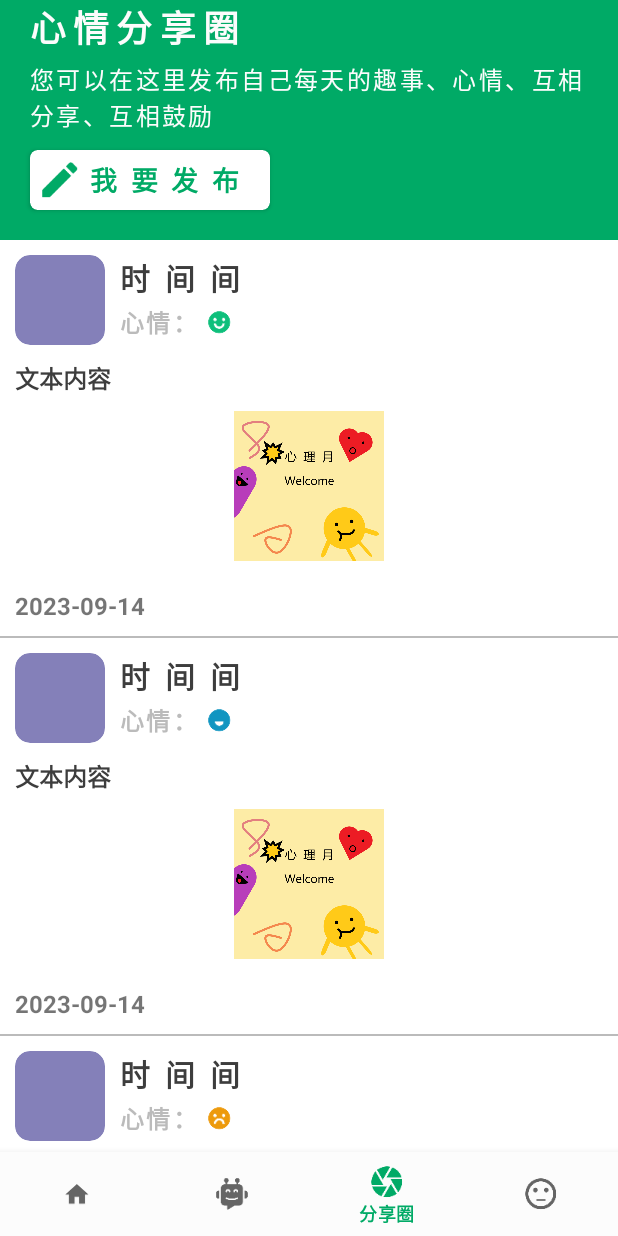
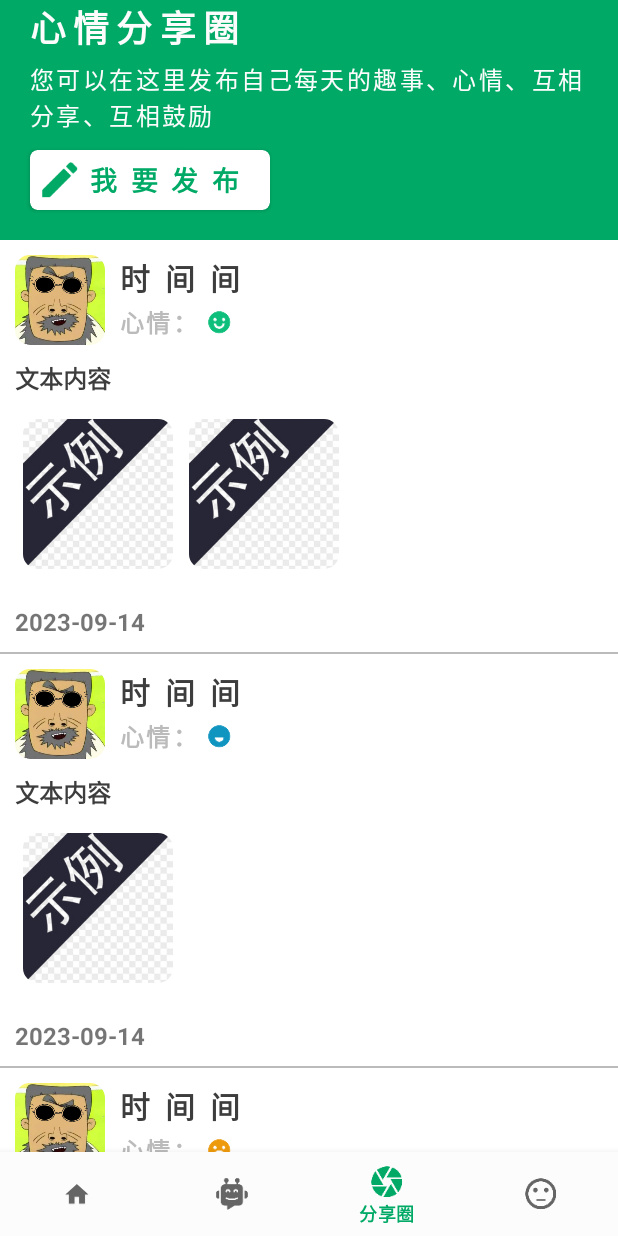
Before and after one commit to Tiriod/Mental, an Android app: the screen it shows after launch (MainActivity), item 3 of the bottom bar chosen, on a phone screen of 412 x 824 dp. Run offline under Robolectric (Android 15) with nearby library versions, the light colour scheme and no system bars.

Commit message:
Initial commit

```diff
--- /dev/null
+++ b/app/src/main/java/com/example/mental/Adapter/MultipleImageAdapter.java
@@ -0,0 +1,50 @@
+package com.example.mental.Adapter;
+
+import android.content.Context;
+import android.view.LayoutInflater;
+import android.view.View;
+import android.view.ViewGroup;
+import android.widget.ImageView;
+import androidx.annotation.NonNull;
+import androidx.recyclerview.widget.RecyclerView;
+import com.example.mental.R;
+
+import java.util.List;
+
+public class MultipleImageAdapter extends RecyclerView.Adapter<MultipleImageAdapter.MultipleImageViewHolder> {
+
+    private Context context;
+    private List<Integer> imageResIds; // 图片资源ID列表
+
+    public MultipleImageAdapter(Context context, List<Integer> imageResIds) {
+        this.context = context;
+        this.imageResIds = imageResIds;
+    }
+
+    @NonNull
+    @Override
+    public MultipleImageViewHolder onCreateViewHolder(@NonNull ViewGroup parent, int viewType) {
+        View view = LayoutInflater.from(context).inflate(R.layout.item_multipleimage, parent, false);
+        return new MultipleImageViewHolder(view);
+    }
+
+    @Override
+    public void onBindViewHolder(@NonNull MultipleImageViewHolder holder, int position) {
+        int imageResId = imageResIds.get(position);
+        holder.imageView.setImageResource(imageResId);
+    }
+
+    @Override
+    public int getItemCount() {
+        return imageResIds.size();
+    }
+
+    public static class MultipleImageViewHolder extends RecyclerView.ViewHolder {
+        ImageView imageView;
+
+        public MultipleImageViewHolder(@NonNull View itemView) {
+            super(itemView);
+            imageView = itemView.findViewById(R.id.multiple_image_view);
+        }
+    }
+}
--- a/app/src/main/java/com/example/mental/Adapter/ShareLoopAdapter.java
+++ b/app/src/main/java/com/example/mental/Adapter/ShareLoopAdapter.java
@@ -8,7 +8,7 @@ import android.widget.ImageView;
 import android.widget.TextView;
 
 import androidx.annotation.NonNull;
-import androidx.cardview.widget.CardView;
+import androidx.recyclerview.widget.LinearLayoutManager;
 import androidx.recyclerview.widget.RecyclerView;
 
 import com.example.mental.Definition.ShareLoopItem;
@@ -38,7 +38,7 @@ public class ShareLoopAdapter extends RecyclerView.Adapter<ShareLoopAdapter.Shar
         ShareLoopItem item = shareLoopItems.get(position);
 
         // 设置用户头像
-        holder.userAvatarCardView.setCardBackgroundColor(item.getUserAvatarResId());
+        holder.userAvatarCardView.setImageResource(item.getUserAvatarResId());
 
         // 设置用户名
         holder.usernameTextView.setText(item.getUsername());
@@ -49,11 +49,18 @@ public class ShareLoopAdapter extends RecyclerView.Adapter<ShareLoopAdapter.Shar
         // 设置富文本内容
         holder.textContentTextView.setText(item.getText());
 
-        // 设置图片
-        holder.contentImageView.setImageResource(item.getImageResId());
-
         // 设置发布时间
         holder.releaseTimeTextView.setText(item.getReleaseTime());
+
+        // 设置多张图片
+        MultipleImageAdapter imageAdapter = new MultipleImageAdapter(context, item.getImageResIds());
+        holder.contentImageView.setAdapter(imageAdapter);
+
+        // 设置布局管理器
+        LinearLayoutManager layoutManager = new LinearLayoutManager(context, LinearLayoutManager.HORIZONTAL, false);
+        holder.contentImageView.setLayoutManager(layoutManager);
+
+
     }
 
     @Override
@@ -62,11 +69,11 @@ public class ShareLoopAdapter extends RecyclerView.Adapter<ShareLoopAdapter.Shar
     }
 
     public static class ShareLoopViewHolder extends RecyclerView.ViewHolder {
-        CardView userAvatarCardView;
+        ImageView userAvatarCardView;
         TextView usernameTextView;
         ImageView userEmotionImageView;
         TextView textContentTextView;
-        ImageView contentImageView;
+        RecyclerView contentImageView; // 这里是一个 RecyclerView 用于显示多张图片
         TextView releaseTimeTextView;
 
         public ShareLoopViewHolder(@NonNull View itemView) {
@@ -75,7 +82,7 @@ public class ShareLoopAdapter extends RecyclerView.Adapter<ShareLoopAdapter.Shar
             usernameTextView = itemView.findViewById(R.id.card_shareLoop_username);
             userEmotionImageView = itemView.findViewById(R.id.card_shareLoop_userEmotion);
             textContentTextView = itemView.findViewById(R.id.card_shareLoop_text);
-            contentImageView = itemView.findViewById(R.id.card_shareLoop_image);
+            contentImageView = itemView.findViewById(R.id.card_shareLoop_imageList);
             releaseTimeTextView = itemView.findViewById(R.id.card_shareLoop_releaseTime);
         }
     }
--- a/app/src/main/java/com/example/mental/Definition/FunctionModule.java
+++ b/app/src/main/java/com/example/mental/Definition/FunctionModule.java
@@ -1,8 +1,8 @@
 package com.example.mental.Definition;
 
 public class FunctionModule {
-    private int iconResId;
-    private String moduleName;
+    private final int iconResId;
+    private final String moduleName;
 
     public FunctionModule(int iconResId, String moduleName) {
         this.iconResId = iconResId;
--- a/app/src/main/java/com/example/mental/Definition/ShareLoopItem.java
+++ b/app/src/main/java/com/example/mental/Definition/ShareLoopItem.java
@@ -1,19 +1,21 @@
 package com.example.mental.Definition;
+
+import java.util.List;
 
 public class ShareLoopItem {
     private int userAvatarResId;
     private String username;
     private int userEmotionResId;
     private String text;
-    private int imageResId;
+    private List<Integer> imageResIds; // 图片资源ID列表
     private String releaseTime;
 
-    public ShareLoopItem(int userAvatarResId, String username, int userEmotionResId, String text, int imageResId, String releaseTime) {
+    public ShareLoopItem(int userAvatarResId, String username, int userEmotionResId, String text, List<Integer> imageResIds, String releaseTime) {
         this.userAvatarResId = userAvatarResId;
         this.username = username;
         this.userEmotionResId = userEmotionResId;
         this.text = text;
-        this.imageResId = imageResId;
+        this.imageResIds = imageResIds;
         this.releaseTime = releaseTime;
     }
 
@@ -34,8 +36,8 @@ public class ShareLoopItem {
         return text;
     }
 
-    public int getImageResId() {
-        return imageResId;
+    public List<Integer> getImageResIds() {
+        return imageResIds;
     }
 
     public String getReleaseTime() {
--- a/app/src/main/java/com/example/mental/MainUI/HomeFragment.java
+++ b/app/src/main/java/com/example/mental/MainUI/HomeFragment.java
@@ -20,6 +20,7 @@ import com.example.mental.Adapter.BannerAdapter;
 import com.example.mental.Adapter.FunctionAdapter;
 import com.example.mental.Adapter.ModuleAdapter;
 import com.example.mental.Definition.ActivityItem;
+import com.example.mental.Definition.BannerItem;
 import com.example.mental.Definition.FunctionModule;
 import com.example.mental.FunctionUI.AnalyzeActivity;
 import com.example.mental.FunctionUI.FoodActivity;
@@ -38,13 +39,10 @@ import java.util.ArrayList;
 import java.util.Arrays;
 import java.util.List;
 
-import okhttp3.OkHttpClient;
-
 public class HomeFragment extends Fragment implements ModuleAdapter.OnModuleClickListener, FunctionAdapter.OnFunctionClickListener {
     //
     private ViewPager2 viewPager;
     private List<Integer> imageList;
-    private OkHttpClient client = new OkHttpClient();
 
     @Override
     public View onCreateView(LayoutInflater inflater, ViewGroup container, Bundle savedInstanceState) {
@@ -69,18 +67,39 @@ public class HomeFragment extends Fragment implements ModuleAdapter.OnModuleClic
         ModuleAdapter adapter = new ModuleAdapter(moduleNameList, moduleIntroduceList, this);
         horizontalRecyclerView.setAdapter(adapter);
 
+
         // 2.轮播图模块:初始化
         imageList = new ArrayList<>();
-        imageList.add(R.drawable.image_banner_1);
-        imageList.add(R.drawable.image_banner_2);
-        imageList.add(R.drawable.image_banner_3);
-        // 2.轮播图模块:
+        // 2.轮播图模块:初始化viewPager
         viewPager = view.findViewById(R.id.viewPager);
         BannerAdapter bannerAdapter = new BannerAdapter(imageList);
         viewPager.setAdapter(bannerAdapter);
-        // 2.轮播图模块:设置自动轮播
+
+        // 轮播图内容请求地址代码
+        String bannerApiUrl = "http://your_api_endpoint_for_banners";
+        // 使用API请求轮播图栏信息内容
+        ApiRequest.makeApiRequest(bannerApiUrl, new ApiRequest.ApiResponseListener() {
+            @SuppressLint("NotifyDataSetChanged")
+            @Override
+            public void onSuccess(String response) {
+                // 处理成功的响应
+                Log.d("API请求内容", response);
+                Gson gson = new Gson();
+                BannerItem[] bannerItems = gson.fromJson(response, BannerItem[].class);
+
+                // 清空现有的 imageList
+                imageList.clear();
+
+                // 将解析后的数据添加到 imageList 中
+                for (BannerItem item : bannerItems) {
+                    // 假设你的 BannerItem 类有一个获取图片资源 ID 的方法，例如 getBannerImageResourceId()
+                    imageList.add(item.getBannerImageResourceId());
+                }
+
+                // 通知适配器数据已更改，以便更新视图
+                bannerAdapter.notifyDataSetChanged();
+                // 设置自动轮播
                 if (!imageList.isEmpty()) {
-            // 在轮播图图片数据不为空时执行
                     final Handler handler = new Handler();
                     final Runnable runnable = new Runnable() {
                         @Override
@@ -92,6 +111,25 @@ public class HomeFragment extends Fragment implements ModuleAdapter.OnModuleClic
                     };
                     handler.postDelayed(runnable, 5000);
                 }
+            }
+
+            @SuppressLint("NotifyDataSetChanged")
+            @Override
+            public void onError(String error) {
+                // 处理错误的响应
+                Log.e("API请求内容", error);
+                // 在请求失败时，你可以使用默认图片或采取其他措施
+                // 清空现有的 imageList，使用默认图片
+                imageList.clear();
+                imageList.add(R.drawable.image_test_banner);
+                imageList.add(R.drawable.image_test_banner);
+                imageList.add(R.drawable.image_test_banner);
+                imageList.add(R.drawable.image_test_banner);
+                imageList.add(R.drawable.image_test_banner);
+                // 通知适配器数据已更改，以便更新视图
+                bannerAdapter.notifyDataSetChanged();
+            }
+        });
 
         // 3.子功能模块:初始化
         List<FunctionModule> functionModules = new ArrayList<>();
@@ -104,7 +142,6 @@ public class HomeFragment extends Fragment implements ModuleAdapter.OnModuleClic
 
         // 3.子功能模块:初始化
         RecyclerView functionRecyclerView = view.findViewById(R.id.functionRecyclerView);
-
         GridLayoutManager functionLayoutManager = new GridLayoutManager(requireContext(), 2);
         functionRecyclerView.setLayoutManager(functionLayoutManager);
         // 将点击监听器传递给 functionModuleAdapter
@@ -165,7 +202,6 @@ public class HomeFragment extends Fragment implements ModuleAdapter.OnModuleClic
         });
 
 
-
         // 最终结果页面渲染
         return view;
     }
--- a/app/src/main/java/com/example/mental/MainUI/ShareLoopFragment.java
+++ b/app/src/main/java/com/example/mental/MainUI/ShareLoopFragment.java
@@ -17,6 +17,7 @@ import com.example.mental.FunctionUI.ShareLoopEditActivity;
 import com.example.mental.R;
 
 import java.util.ArrayList;
+import java.util.Arrays;
 import java.util.List;
 
 public class ShareLoopFragment extends Fragment {
@@ -34,10 +35,10 @@ public class ShareLoopFragment extends Fragment {
         // 初始化数据
         shareLoopItems = new ArrayList<>();
         // 添加示例 ShareLoopItem 数据到 shareLoopItems 列表
-        shareLoopItems.add(new ShareLoopItem(R.drawable.image_activity_1, "时间间", R.drawable.icon_emotion_happy, "文本内容", R.drawable.image_activity_1,"2023-09-14"));
-        shareLoopItems.add(new ShareLoopItem(R.drawable.image_activity_1, "时间间", R.drawable.icon_emotion_unknown, "文本内容", R.drawable.image_activity_1,"2023-09-14"));
-        shareLoopItems.add(new ShareLoopItem(R.drawable.image_activity_1, "时间间", R.drawable.icon_emotion_bad, "文本内容", R.drawable.image_activity_1,"2023-09-14"));
-        shareLoopItems.add(new ShareLoopItem(R.drawable.image_activity_1, "时间间", R.drawable.icon_emotion_ecstasy, "文本内容", R.drawable.image_activity_1,"2023-09-14"));
+        shareLoopItems.add(new ShareLoopItem(R.drawable.image_avatar, "时间间", R.drawable.icon_emotion_happy, "文本内容", Arrays.asList(R.drawable.image_test, R.drawable.image_test), "2023-09-14"));
+        shareLoopItems.add(new ShareLoopItem(R.drawable.image_avatar, "时间间", R.drawable.icon_emotion_unknown, "文本内容", Arrays.asList(R.drawable.image_test), "2023-09-14"));
+        shareLoopItems.add(new ShareLoopItem(R.drawable.image_avatar, "时间间", R.drawable.icon_emotion_bad, "文本内容", Arrays.asList(R.drawable.image_test, R.drawable.image_test, R.drawable.image_test), "2023-09-14"));
+        shareLoopItems.add(new ShareLoopItem(R.drawable.image_avatar, "时间间", R.drawable.icon_emotion_ecstasy, "文本内容", Arrays.asList(R.drawable.image_test, R.drawable.image_test, R.drawable.image_test, R.drawable.image_test), "2023-09-14"));
         // 初始化适配器
         shareLoopAdapter = new ShareLoopAdapter(getActivity(), shareLoopItems);
         // 设置 RecyclerView 的布局管理器，你可以选择 LinearLayoutManager 或其他适当的布局管理器
--- a/app/src/main/res/drawable/shape_cardview.xml
+++ b/app/src/main/res/drawable/shape_cardview.xml
@@ -4,5 +4,5 @@
     <stroke
         android:width="2dp"
         android:color="@color/light_green" />
-    <corners android:radius="5dp" />
+    <corners android:radius="10dp" />
 </shape>
--- a/app/src/main/res/layout/fragment_home.xml
+++ b/app/src/main/res/layout/fragment_home.xml
@@ -20,7 +20,7 @@
             android:layout_height="wrap_content"
             android:adjustViewBounds="true"
             android:scaleType="centerCrop"
-            android:src="@drawable/image_home_title" />
+            android:src="@drawable/image_title" />
 
         <!-- 子容器，横向滑动 -->
         <androidx.cardview.widget.CardView
@@ -51,7 +51,7 @@
             android:id="@+id/functionRecyclerView"
             android:layout_width="match_parent"
             android:layout_height="wrap_content"
-            android:layout_margin="10dp"
+            android:layout_margin="5dp"
             android:clipToPadding="false"
             android:orientation="vertical" />
 
--- /dev/null
+++ b/app/src/main/res/layout/item_multipleimage.xml
@@ -0,0 +1,16 @@
+<?xml version="1.0" encoding="utf-8"?>
+<androidx.cardview.widget.CardView xmlns:android="http://schemas.android.com/apk/res/android"
+    xmlns:tools="http://schemas.android.com/tools"
+    android:layout_width="wrap_content"
+    android:layout_height="wrap_content"
+    xmlns:app="http://schemas.android.com/apk/res-auto"
+    app:cardCornerRadius="10dp"
+    android:layout_margin="5dp"
+    app:cardElevation="0dp">
+    <ImageView
+        android:id="@+id/multiple_image_view"
+        android:layout_width="100dp"
+        android:layout_height="100dp"
+        android:scaleType="fitXY"/>
+
+</androidx.cardview.widget.CardView>
--- a/app/src/main/res/layout/item_photo.xml
+++ b/app/src/main/res/layout/item_photo.xml
@@ -4,7 +4,7 @@
     android:layout_height="100dp"
     xmlns:app="http://schemas.android.com/apk/res-auto"
     android:layout_margin="10dp"
-    app:cardCornerRadius="10dp"
+    app:cardCornerRadius="5dp"
     app:cardElevation="0dp">
 
     <ImageView
--- a/app/src/main/res/layout/item_shareloopcard.xml
+++ b/app/src/main/res/layout/item_shareloopcard.xml
@@ -12,13 +12,19 @@
         <FrameLayout
             android:layout_width="match_parent"
             android:layout_height="wrap_content">
+
             <androidx.cardview.widget.CardView
-                android:id="@+id/card_shareLoop_userAvatar"
                 android:layout_width="60dp"
                 android:layout_height="60dp"
                 android:layout_margin="10dp"
                 app:cardCornerRadius="10dp"
-                app:cardElevation="0dp" />
+                app:cardElevation="0dp" >
+                <ImageView
+                    android:id="@+id/card_shareLoop_userAvatar"
+                    android:layout_width="wrap_content"
+                    android:layout_height="wrap_content"/>
+            </androidx.cardview.widget.CardView>
+
             <FrameLayout
                 android:layout_width="wrap_content"
                 android:layout_height="60dp"
@@ -71,11 +77,13 @@
                 android:textColor="@color/black"
                 android:textSize="16sp"
                 android:textStyle="bold" />
-            <ImageView
-                android:id="@+id/card_shareLoop_image"
+            <!-- ... 其他视图元素 ... -->
+            <androidx.recyclerview.widget.RecyclerView
+                android:id="@+id/card_shareLoop_imageList"
                 android:layout_width="match_parent"
-                android:layout_height="100dp"
-                android:layout_margin="10dp" />
+                android:layout_height="wrap_content"
+                android:layout_margin="10dp"
+                android:orientation="horizontal" />
         </LinearLayout>
         <!--发布具体时间-->
         <LinearLayout
```
Also changed, not shown: app/src/main/java/com/example/mental/Definition/BannerItem.java (added, +13 -0 lines), app/src/main/res/layout/item_function.xml (+11 -8 lines), app/src/main/res/layout/item_homemodule.xml (+10 -7 lines), app/src/main/res/drawable/image_avatar.png (added), app/src/main/res/drawable/image_test_banner.png (added), app/src/main/res/drawable/image_title.png (added). Lines whose indentation alone changed are shown as unchanged.
